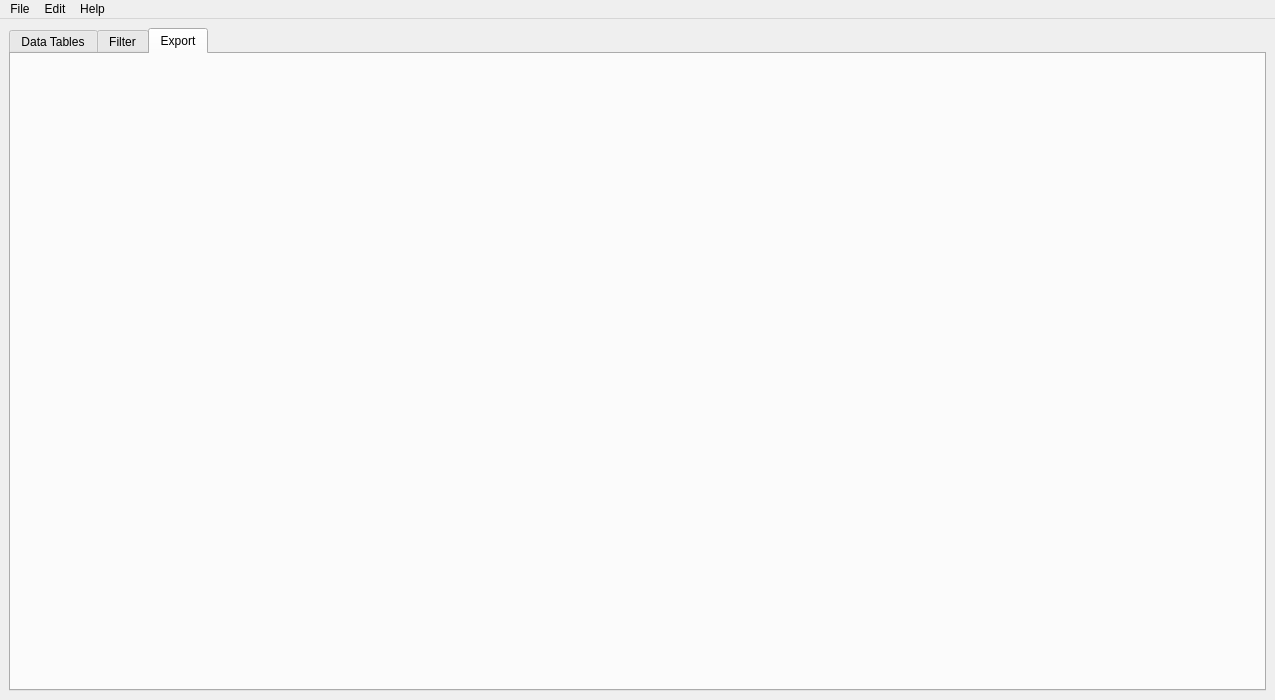
This is ui/GeochronMain.ui in kathrynmetcalf/GeoCORK as Qt 5 draws it before an edit. The edited form follows.
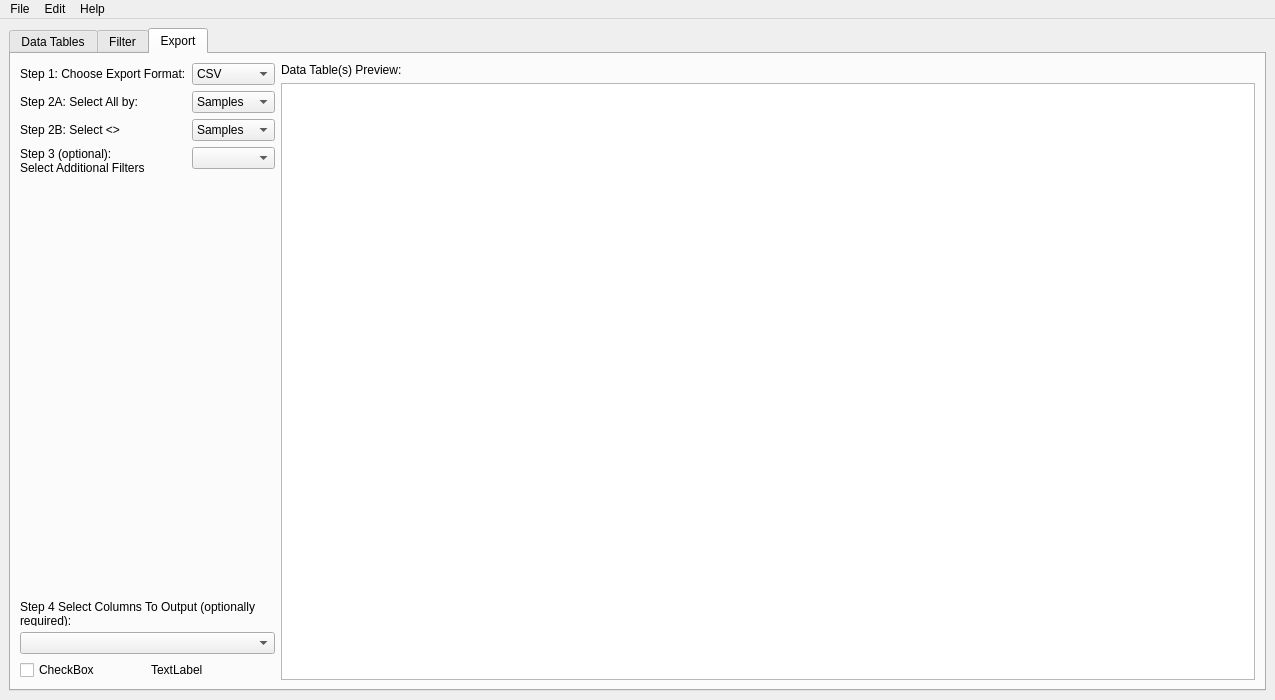
This is the edited form.

The edit to the form file:
```diff
--- a/ui/GeochronMain.ui
+++ b/ui/GeochronMain.ui
@@ -27,7 +27,7 @@
     </sizepolicy>
    </property>
    <layout class="QGridLayout" name="gridLayout">
-    <item row="0" column="0">
+    <item row="1" column="0">
      <widget class="QTabWidget" name="tabWidget">
       <property name="sizePolicy">
        <sizepolicy hsizetype="Expanding" vsizetype="Ignored">
@@ -372,6 +372,188 @@
        <attribute name="title">
         <string>Export</string>
        </attribute>
+       <layout class="QHBoxLayout" name="horizontalLayout_3">
+        <item>
+         <layout class="QVBoxLayout" name="verticalLayout_7">
+          <item>
+           <layout class="QFormLayout" name="formLayout">
+            <item row="0" column="0">
+             <widget class="QLabel" name="label_2">
+              <property name="text">
+               <string>Step 1: Choose Export Format:</string>
+              </property>
+             </widget>
+            </item>
+            <item row="0" column="1">
+             <widget class="QComboBox" name="comboBox">
+              <item>
+               <property name="text">
+                <string>CSV</string>
+               </property>
+              </item>
+              <item>
+               <property name="text">
+                <string>Excel</string>
+               </property>
+              </item>
+              <item>
+               <property name="text">
+                <string>DetritalPy</string>
+               </property>
+              </item>
+              <item>
+               <property name="text">
+                <string>IsoplotR</string>
+               </property>
+              </item>
+              <item>
+               <property name="text">
+                <string>DZStats</string>
+               </property>
+              </item>
+              <item>
+               <property name="text">
+                <string>Database</string>
+               </property>
+              </item>
+              <item>
+               <property name="text">
+                <string>Custom</string>
+               </property>
+              </item>
+             </widget>
+            </item>
+            <item row="1" column="0">
+             <widget class="QLabel" name="label_3">
+              <property name="text">
+               <string>Step 2A: Select All by:</string>
+              </property>
+             </widget>
+            </item>
+            <item row="1" column="1">
+             <widget class="QComboBox" name="comboBox_2">
+              <item>
+               <property name="text">
+                <string>Samples</string>
+               </property>
+              </item>
+              <item>
+               <property name="text">
+                <string>Aliquots</string>
+               </property>
+              </item>
+              <item>
+               <property name="text">
+                <string>Spots</string>
+               </property>
+              </item>
+              <item>
+               <property name="text">
+                <string>Units</string>
+               </property>
+              </item>
+             </widget>
+            </item>
+            <item row="2" column="0">
+             <widget class="QLabel" name="label_4">
+              <property name="text">
+               <string>Step 2B: Select &lt;&gt;</string>
+              </property>
+             </widget>
+            </item>
+            <item row="2" column="1">
+             <widget class="QComboBox" name="comboBox_3">
+              <item>
+               <property name="text">
+                <string>Samples</string>
+               </property>
+              </item>
+              <item>
+               <property name="text">
+                <string>Aliquots</string>
+               </property>
+              </item>
+              <item>
+               <property name="text">
+                <string>Spots</string>
+               </property>
+              </item>
+              <item>
+               <property name="text">
+                <string>Units</string>
+               </property>
+              </item>
+             </widget>
+            </item>
+            <item row="3" column="0">
+             <widget class="QLabel" name="label_5">
+              <property name="text">
+               <string>Step 3 (optional): Select Additional Filters</string>
+              </property>
+              <property name="wordWrap">
+               <bool>true</bool>
+              </property>
+             </widget>
+            </item>
+            <item row="3" column="1">
+             <widget class="QComboBox" name="comboBox_4"/>
+            </item>
+           </layout>
+          </item>
+          <item>
+           <widget class="QLabel" name="label_7">
+            <property name="maximumSize">
+             <size>
+              <width>16777215</width>
+              <height>25</height>
+             </size>
+            </property>
+            <property name="text">
+             <string>Step 4 Select Columns To Output (optionally required):  </string>
+            </property>
+            <property name="wordWrap">
+             <bool>true</bool>
+            </property>
+           </widget>
+          </item>
+          <item>
+           <widget class="QComboBox" name="comboBox_5"/>
+          </item>
+          <item>
+           <layout class="QGridLayout" name="gridLayout_5">
+            <item row="0" column="0">
+             <widget class="QCheckBox" name="checkBox">
+              <property name="text">
+               <string>CheckBox</string>
+              </property>
+             </widget>
+            </item>
+            <item row="0" column="1">
+             <widget class="QLabel" name="label_6">
+              <property name="text">
+               <string>TextLabel</string>
+              </property>
+             </widget>
+            </item>
+           </layout>
+          </item>
+         </layout>
+        </item>
+        <item>
+         <layout class="QVBoxLayout" name="verticalLayout_9">
+          <item>
+           <widget class="QLabel" name="label_8">
+            <property name="text">
+             <string>Data Table(s) Preview:</string>
+            </property>
+           </widget>
+          </item>
+          <item>
+           <widget class="QTableView" name="tableView"/>
+          </item>
+         </layout>
+        </item>
+       </layout>
       </widget>
      </widget>
     </item>
```
Left out of the diff: 3 changed lines with no effect on the pictures.
